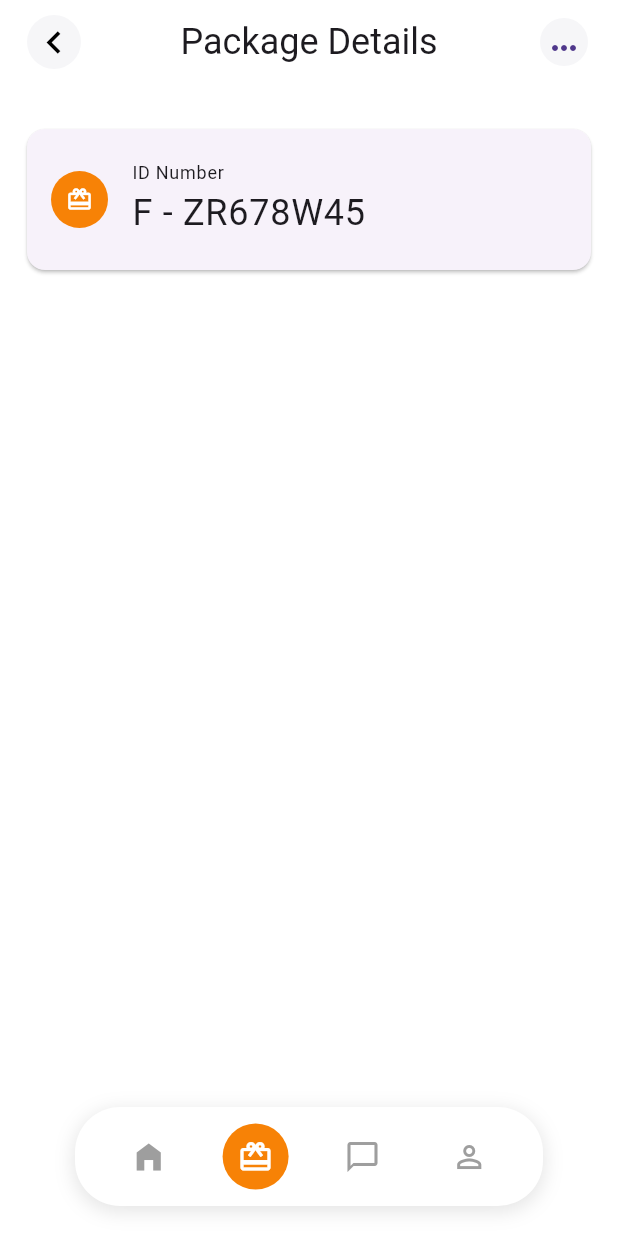
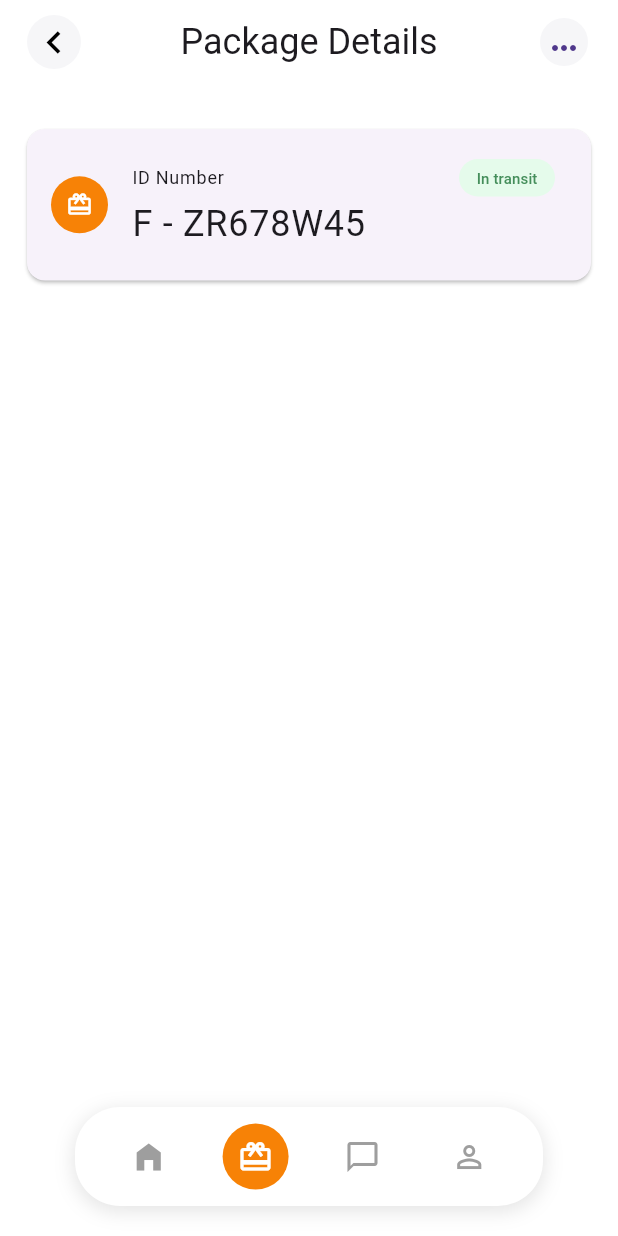
Before and after one commit to Atinuke-Manuels/Dev_Foundry2, a Flutter app: the screen it shows after launch, item 2 of the bottom bar chosen, on a phone screen of 412 x 824 dp. Run offline on Flutter 3.47's test engine with Material 3 defaults, Android fonts, the phone set to English and light mode, and no system bars.

```diff
--- a/lib/ui_components/widgets/home_screen_widgets/small_btn_with_icon.dart
+++ b/lib/ui_components/widgets/home_screen_widgets/small_btn_with_icon.dart
@@ -43,7 +43,8 @@ class SmallBtnWithIcon extends StatelessWidget {
                 style: TextStyle(color: textColor, fontSize: tinyFontSize),
                 overflow: TextOverflow.ellipsis,
               ),
-              Icon(icon, color: bottomTabActiveColor),
+              if (icon != null)
+                Icon(icon, color: bottomTabActiveColor, size: 16),
             ],
           ),
         ),
--- a/lib/ui_components/widgets/package_detaila_widgets/package_details_top_card.dart
+++ b/lib/ui_components/widgets/package_detaila_widgets/package_details_top_card.dart
@@ -22,16 +22,16 @@ class PackageDetailsTopCard extends StatelessWidget {
               title: Column(
                 crossAxisAlignment: CrossAxisAlignment.start,
                 children: [
-                  Text(strings.idNumberText, style: TextStyle(fontSize: smallFontSize),overflow: TextOverflow.ellipsis,),
+                  Row(
+                    mainAxisAlignment: MainAxisAlignment.spaceBetween,
+                    children: [
+                      Text(strings.idNumberText, style: TextStyle(fontSize: smallFontSize),overflow: TextOverflow.ellipsis,),
+                      SmallBtnWithIcon(strings: strings, title: 'In transit', textColor: inTransitBtnTextColor, btnColor: inTransitBtnBackgroundColor),
+                    ],
+                  ),
                   Text(strings.idNumber, style: TextStyle(fontSize: extraLargeFontSize),overflow: TextOverflow.ellipsis),
                 ],
               ),
-              // trailing: Row(
-              //   crossAxisAlignment: CrossAxisAlignment.end,
-              //   children: [
-              //     // SmallBtnWithIcon(strings: strings, title: 'In transit', textColor: inTransitBtnTextColor, btnColor: inTransitBtnBackgroundColor,icon: Icons.add,),
-              //   ],
-              // ),
             )
           ],
         ),
```
